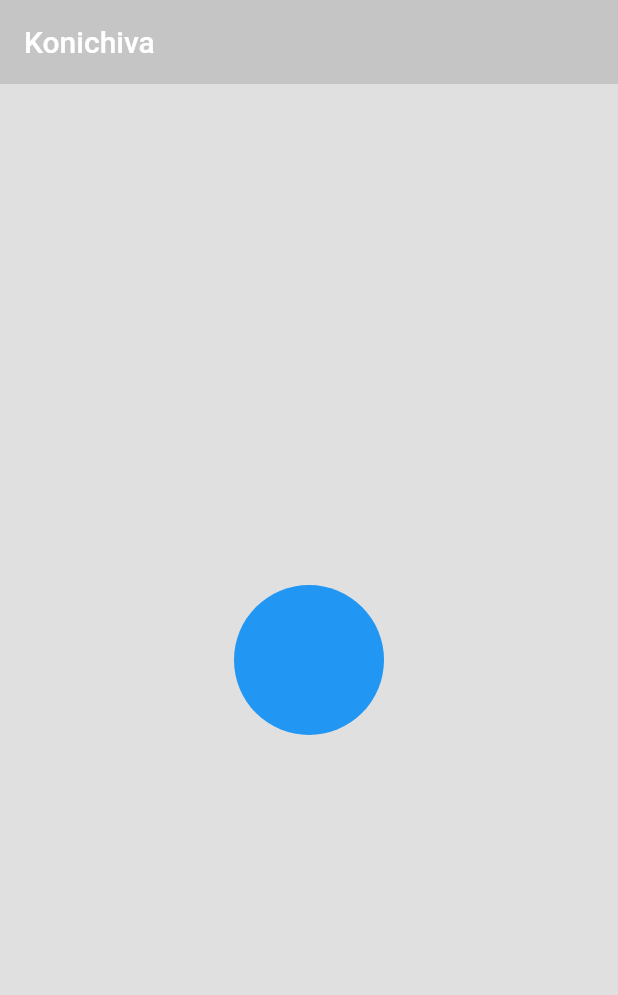
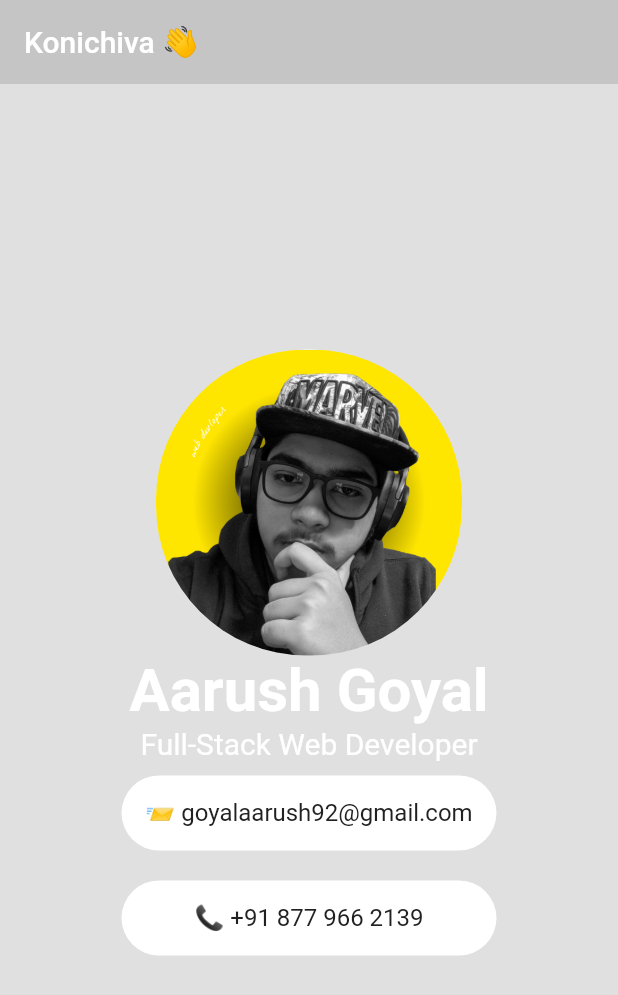
Before and after one commit to Aarush-Goyal/mi_card, a Flutter app: the screen it shows after launch, on a phone screen of 412 x 824 dp. Shown: the top 995 px of the screen. Run offline on Flutter 3.47's test engine with Material 2 defaults, Android fonts, the phone set to English and light mode, and no system bars.

Commit message:
🏗️  Final Build

```diff
--- a/lib/main.dart
+++ b/lib/main.dart
@@ -13,7 +13,7 @@ class MyApp extends StatelessWidget {
       home: Scaffold(
         backgroundColor: Colors.black12,
         appBar: AppBar(
-          title: Text('Konichiva'),
+          title: Text('Konichiva 👋'),
           backgroundColor: Colors.black12,
           shadowColor: Colors.transparent,
         ),
@@ -21,11 +21,66 @@ class MyApp extends StatelessWidget {
           child: Center(
             child: Column(
               mainAxisAlignment: MainAxisAlignment.center,
-              crossAxisAlignment: CrossAxisAlignment.stretch,
               children: [
                 CircleAvatar(
-                  radius: 50,
-                  backgroundColor: Colors.blue,
+                    radius: (102),
+                    backgroundColor: Colors.white,
+                    child: ClipRRect(
+                      borderRadius: BorderRadius.circular(100),
+                      child: Image.asset("images/profile.png"),
+                    )),
+                Text(
+                  "Aarush Goyal",
+                  style: TextStyle(
+                    fontSize: 40,
+                    fontWeight: FontWeight.bold,
+                    color: Colors.white,
+                  ),
+                  textAlign: TextAlign.center,
+                ),
+                Text(
+                  "Full-Stack Web Developer",
+                  style: TextStyle(
+                    fontSize: 20,
+                    color: Colors.white,
+                  ),
+                  textAlign: TextAlign.center,
+                ),
+                Container(
+                  child: Text(
+                    "📨 goyalaarush92@gmail.com",
+                    style: TextStyle(
+                      fontSize: 16,
+                      color: Colors.grey[900],
+                    ),
+                    textAlign: TextAlign.center,
+                  ),
+                  alignment: Alignment.center,
+                  width: 250,
+                  height: 50,
+                  // color: Colors.white,
+                  margin: EdgeInsets.all(10),
+                  decoration: BoxDecoration(
+                      color: Colors.white,
+                      borderRadius: BorderRadius.all(Radius.circular(40.0))),
+                ),
+                Container(
+                  child: Text(
+                    "📞 +91 877 966 2139",
+                    style: TextStyle(
+                      fontSize: 16,
+                      color: Colors.grey[900],
+                    ),
+                    textAlign: TextAlign.center,
+                  ),
+                  alignment: Alignment.center,
+                  width: 250,
+                  height: 50,
+                  // color: Colors.white,
+                  margin: EdgeInsets.all(10),
+                  decoration: BoxDecoration(
+                      color: Colors.white,
+                      borderRadius: BorderRadius.all(Radius.circular(40.0))),
                 )
               ],
             ),
```
Also changed, not shown: pubspec.yaml (+3 -5 lines), images/profile.png (added).
